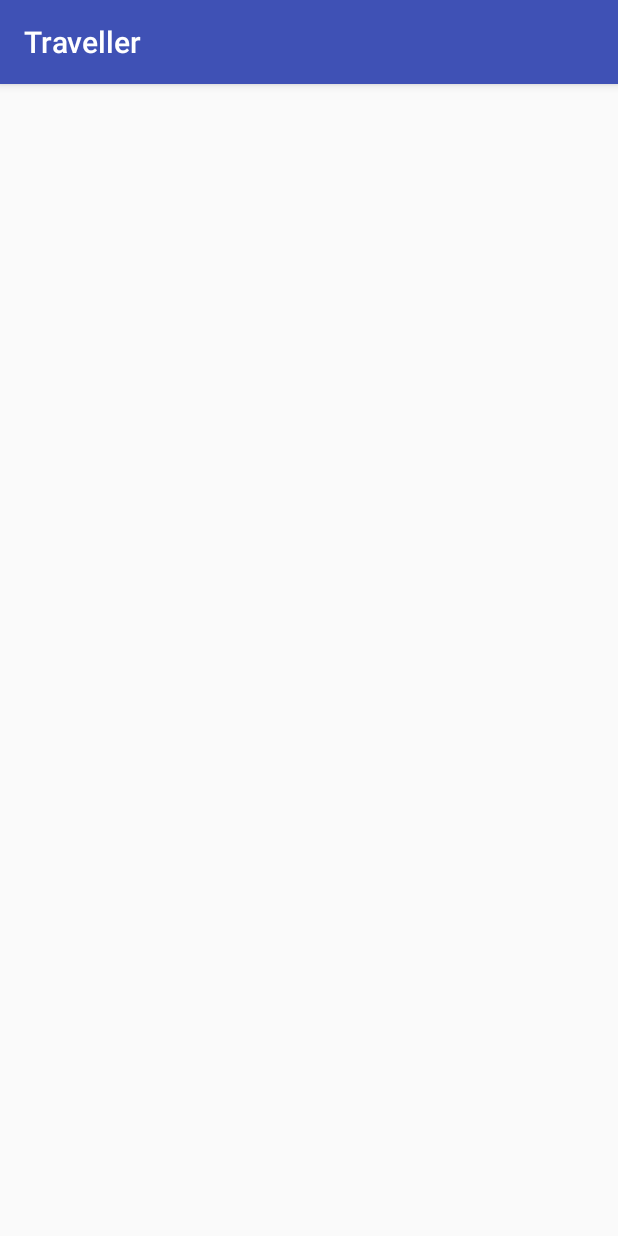
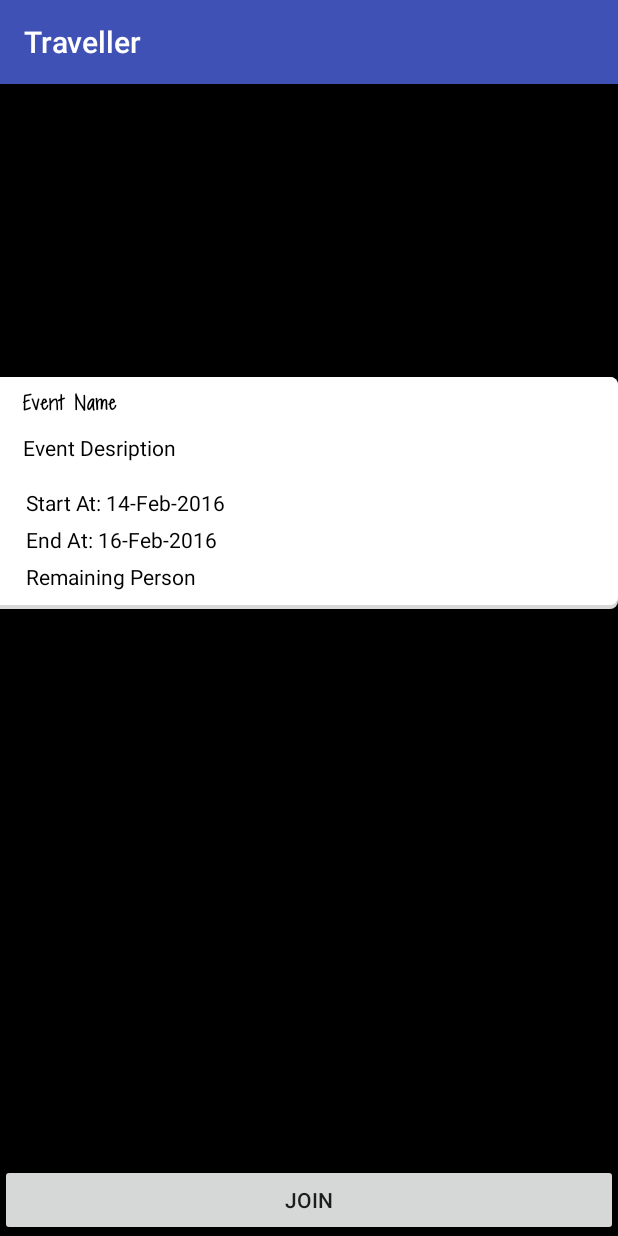
Before and after one commit to rankush/Catalyst, an Android app: the fragment EventDetailFragment shown on its own in the app's theme, on a phone screen of 412 x 824 dp. Run offline under Robolectric (Android 15) with nearby library versions, the phone set to English and light mode, and no system bars.

```diff
--- a/app/src/main/java/com/catalyst/travller/app/fragment/EventDetailFragment.java
+++ b/app/src/main/java/com/catalyst/travller/app/fragment/EventDetailFragment.java
@@ -6,15 +6,38 @@ import android.support.annotation.Nullable;
 import android.view.LayoutInflater;
 import android.view.View;
 import android.view.ViewGroup;
+import android.widget.TextView;
+
+import com.catalyst.travller.app.R;
 
 /**
  * Created by jitendra.karma on 06/02/2016.
  */
 public class EventDetailFragment extends Fragment {
 
+    private TextView mEventName, mEventDescription, mStartTime, mEndTime;
+
     @Nullable
     @Override
     public View onCreateView(LayoutInflater inflater, ViewGroup container, Bundle savedInstanceState) {
-        return super.onCreateView(inflater, container, savedInstanceState);
+        View view = inflater.inflate(R.layout.layout_event_detail, container, false);
+
+        mEventName = (TextView) view.findViewById(R.id.event_name);
+        mEventDescription = (TextView) view.findViewById(R.id.event_description);
+        mStartTime = (TextView) view.findViewById(R.id.event_start_time);
+        mEndTime = (TextView) view.findViewById(R.id.event_end_time);
+
+        view.findViewById(R.id.join_button).setOnClickListener(new View.OnClickListener() {
+            @Override
+            public void onClick(View v) {
+                OnJoinButtonClick(v);
+            }
+        });
+
+        return view;
+    }
+
+    private void OnJoinButtonClick(View v) {
+
     }
 }
--- a/app/src/main/res/drawable/text_view_bg.xml
+++ b/app/src/main/res/drawable/text_view_bg.xml
@@ -1,15 +1,19 @@
 <?xml version="1.0" encoding="utf-8"?>
 <layer-list xmlns:android="http://schemas.android.com/apk/res/android">
     <item>
+        <shape android:shape="rectangle">
             <solid android:color="#d8d8d8" />
             <corners
                 android:bottomRightRadius="5dp"
                 android:topRightRadius="5dp" />
+        </shape>
     </item>
     <item android:bottom="3dp">
+        <shape android:shape="rectangle">
             <solid android:color="#FFFFFF" />
             <corners
                 android:bottomRightRadius="5dp"
                 android:topRightRadius="5dp" />
+        </shape>
     </item>
 </layer-list>
--- a/app/src/main/res/layout/app_bar_home.xml
+++ b/app/src/main/res/layout/app_bar_home.xml
@@ -25,7 +25,8 @@
         android:id="@+id/fragment_container"
         android:layout_width="match_parent"
         android:layout_height="match_parent"
-        android:orientation="vertical"/>
+        android:layout_marginTop="30dp"
+        android:orientation="vertical" />
 
     <android.support.design.widget.FloatingActionButton
         android:id="@+id/fab"
--- a/app/src/main/res/layout/layout_event_detail.xml
+++ b/app/src/main/res/layout/layout_event_detail.xml
@@ -2,26 +2,80 @@
 <LinearLayout xmlns:android="http://schemas.android.com/apk/res/android"
     android:layout_width="match_parent"
     android:layout_height="match_parent"
-    android:orientation="vertical"
-    android:background="@android:color/black">
+    android:background="@android:color/black"
+    android:orientation="vertical">
 
-    <ImageView
+    <LinearLayout
+        android:id="@+id/small_map_fragment"
         android:layout_width="match_parent"
-        android:layout_height="250dp"
-        android:scaleType="centerInside"
-        android:src="@drawable/event_bg" />
+        android:layout_height="180dp"
+        android:orientation="horizontal" />
 
-    <TextView
-        android:id="@+id/event_name"
-        android:layout_width="wrap_content"
+    <LinearLayout
+        android:layout_width="match_parent"
         android:layout_height="wrap_content"
         android:layout_marginTop="15dp"
         android:background="@drawable/text_view_bg"
+        android:orientation="vertical"
         android:paddingBottom="10dp"
-        android:paddingLeft="10dp"
-        android:paddingRight="10dp"
-        android:paddingTop="10dp"
-        android:text="Event Name"
-        android:textColor="@android:color/black" />
+        android:paddingLeft="15dp"
+        android:paddingTop="10dp">
 
+        <com.catalyst.travller.app.custom.RainsTextView
+            android:id="@+id/event_name"
+            android:layout_width="wrap_content"
+            android:layout_height="wrap_content"
+            android:paddingBottom="10dp"
+            android:text="Event Name"
+            android:textColor="@android:color/black" />
+
+        <TextView
+            android:id="@+id/event_description"
+            android:layout_width="wrap_content"
+            android:layout_height="wrap_content"
+            android:paddingBottom="10dp"
+            android:paddingRight="10dp"
+            android:text="Event Desription"
+            android:textColor="@android:color/black" />
+
+        <TextView
+            android:id="@+id/event_start_time"
+            android:layout_width="wrap_content"
+            android:layout_height="wrap_content"
+            android:layout_marginTop="5dp"
+            android:padding="2dp"
+            android:text="Start At: 14-Feb-2016"
+            android:textColor="@android:color/black" />
+
+        <TextView
+            android:id="@+id/event_end_time"
+            android:layout_width="wrap_content"
+            android:layout_height="wrap_content"
+            android:layout_marginTop="1dp"
+            android:padding="2dp"
+            android:text="End At: 16-Feb-2016"
+            android:textColor="@android:color/black" />
+
+        <TextView
+            android:id="@+id/counter"
+            android:layout_width="wrap_content"
+            android:layout_height="wrap_content"
+            android:layout_marginTop="1dp"
+            android:padding="2dp"
+            android:text="Remaining Person"
+            android:textColor="@android:color/black" />
+    </LinearLayout>
+
+    <android.support.v7.widget.RecyclerView
+        android:layout_width="match_parent"
+        android:layout_height="0dp"
+        android:layout_marginTop="5dp"
+        android:layout_weight="1" />
+
+    <Button
+        android:id="@+id/join_button"
+        android:layout_width="match_parent"
+        android:layout_height="wrap_content"
+        android:layout_marginTop="5dp"
+        android:text="Join" />
 </LinearLayout>
```
Also changed, not shown: app/src/main/java/com/catalyst/travller/app/HomeActivity.java (+18 -2 lines), app/src/main/java/com/catalyst/travller/app/fragment/LoginFragment.java (+32 -1 lines), app/src/main/java/com/catalyst/travller/app/fragment/SearchEventFragment.java (added, +39 -0 lines), app/src/main/res/layout/action_bar.xml (added, +16 -0 lines), app/src/main/res/layout/layout_search_event_fragment.xml (added, +24 -0 lines). Lines whose indentation alone changed are shown as unchanged.
